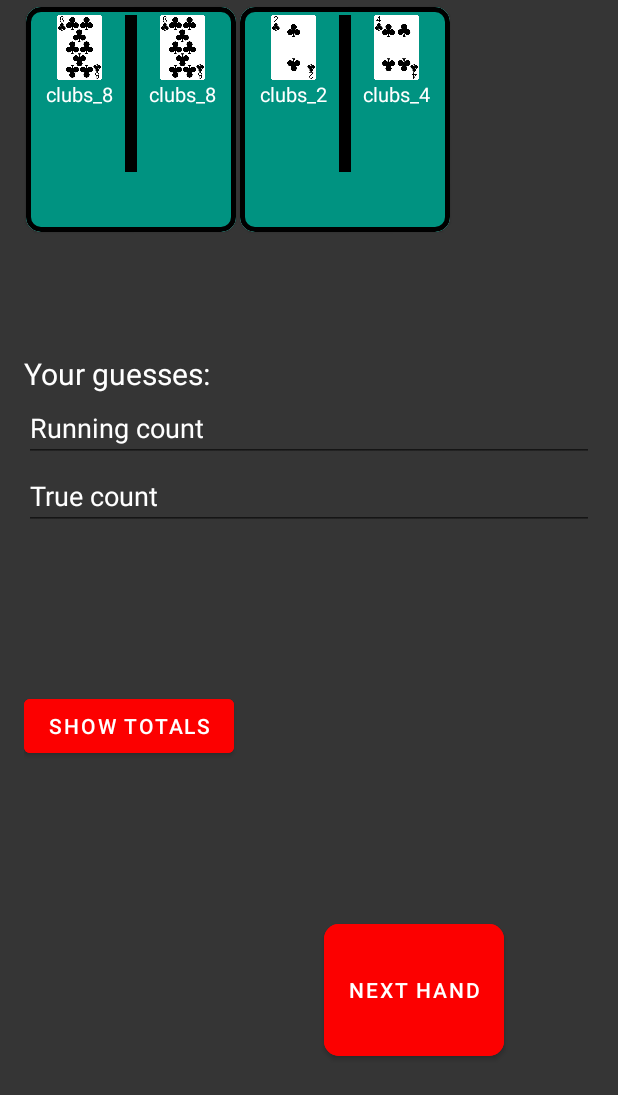
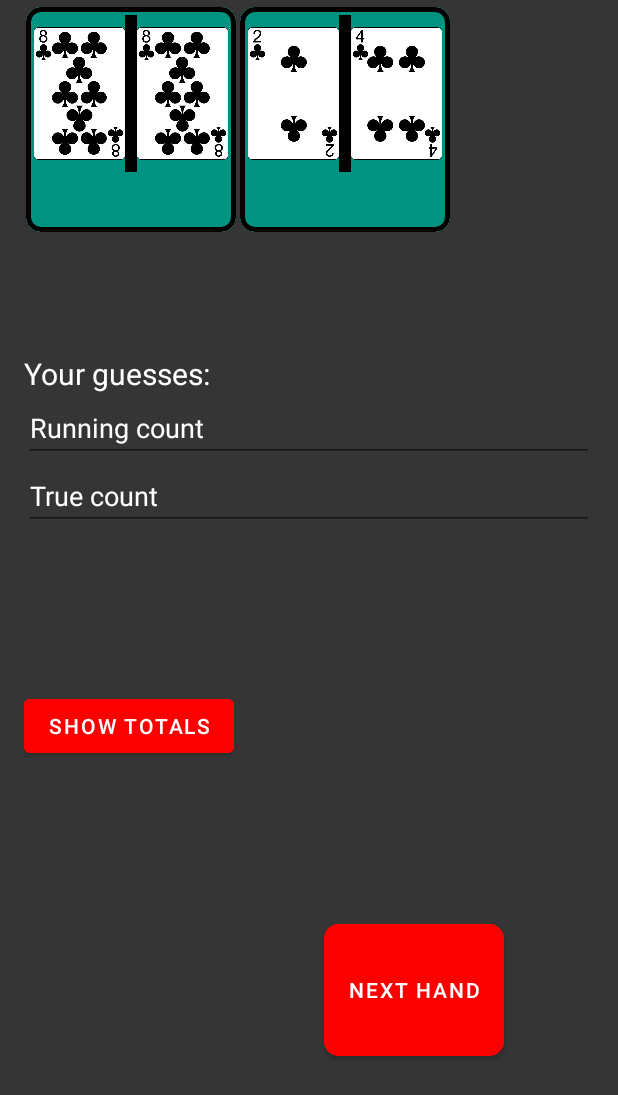
Before and after one commit to scappworks/CountMeIn, an Android app: the screen it shows after launch (GameActivity), after a tap on "PLAY", on a phone screen of 412 x 824 dp. Shown: the top 1095 px of the screen. Run offline under Robolectric (Android 15) with nearby library versions, the phone set to English and light mode, and no system bars.

Commit message:
correct capitalization issue that was breaking the logic of running count by not recognizing the face cards in GameVariables.kt. remove unused text in recyclerview adapter. change player hand layout

```diff
--- a/app/src/main/java/com/scappworks/countmein/handsrecyclerview/HandsRecyclerViewAdapter.kt
+++ b/app/src/main/java/com/scappworks/countmein/handsrecyclerview/HandsRecyclerViewAdapter.kt
@@ -23,9 +23,7 @@ class HandsAdapter(private val context: Context, handsList: List<GameVariables.P
 
     override fun onBindViewHolder(holder: ViewHolder, position: Int) {
         val model: GameVariables.PlayerHand = handsModelList[position]
-        holder.firstCardNumber.text = model.firstCard
         holder.firstCardImage.setImageResource(model.firstCardImage)
-        holder.secondCardNumber.text = model.secondCard
         holder.secondCardImage.setImageResource(model.secondCardImage)
         holder.runningCount.text = model.handCount.toString()
 
@@ -46,16 +44,12 @@ class HandsAdapter(private val context: Context, handsList: List<GameVariables.P
     // View holder class for initializing of your views
     @SuppressLint("CutPasteId")
     class ViewHolder(itemView: View) : RecyclerView.ViewHolder(itemView) {
-        val firstCardNumber: TextView
         val firstCardImage: ImageView
-        val secondCardNumber: TextView
         val secondCardImage: ImageView
         val runningCount: TextView
 
         init {
-            firstCardNumber = itemView.findViewById(R.id.first_card_number_view)
             firstCardImage = itemView.findViewById(R.id.first_card_image)
-            secondCardNumber = itemView.findViewById(R.id.second_card_number_view)
             secondCardImage = itemView.findViewById(R.id.second_card_image)
             runningCount = itemView.findViewById(R.id.running_count)
         }
--- a/app/src/main/java/com/scappworks/countmein/variables/GameVariables.kt
+++ b/app/src/main/java/com/scappworks/countmein/variables/GameVariables.kt
@@ -25,7 +25,7 @@ data class GameVariables(val playerCount:Int, var deckCount:Int) {
         private fun doHandCount(cardOne: String, cardTwo: String) : Int {
             var currentCount = 0
             val cardsArray = arrayOf(cardOne, cardTwo)
-            val minusArray = arrayOf("10", "Jack", "Queen", "King", "Ace")
+            val minusArray = arrayOf("10", "jack", "queen", "king", "ace")
 
             cardsArray.forEach {
                 for (i in 2..6) {
@@ -36,6 +36,7 @@ data class GameVariables(val playerCount:Int, var deckCount:Int) {
 
                 minusArray.forEach { ten ->
                     if (it.contains(ten)) {
+                        Log.i("YAR", ten)
                         currentCount--
                     }
                 }
--- a/app/src/main/res/layout/hand_player.xml
+++ b/app/src/main/res/layout/hand_player.xml
@@ -24,7 +24,8 @@
             app:layout_constraintLeft_toLeftOf="parent"
             app:layout_constraintRight_toLeftOf="@id/divider"
             app:layout_constraintTop_toTopOf="parent"
-            app:layout_constraintBottom_toTopOf="@+id/first_card_number_view" />
+            app:layout_constraintBottom_toBottomOf="@+id/divider"
+            android:contentDescription="@string/first_card_image" />
 
         <ImageView
             android:id="@+id/second_card_image"
@@ -35,38 +36,8 @@
             app:layout_constraintRight_toRightOf="parent"
             app:layout_constraintLeft_toRightOf="@id/divider"
             app:layout_constraintTop_toTopOf="parent"
-            app:layout_constraintBottom_toTopOf="@+id/second_card_number_view" />
-
-
-        <TextView
-            android:id="@+id/first_card_number_view"
-            android:layout_width="0dp"
-            android:maxWidth="20dp"
-            android:layout_height="wrap_content"
-            android:text="@string/placeholder"
-            android:textSize="13sp"
-            android:textAlignment="center"
-            android:gravity="center_horizontal"
-            app:layout_constraintLeft_toLeftOf="parent"
-            app:layout_constraintRight_toLeftOf="@id/divider"
-            app:layout_constraintTop_toTopOf="parent"
             app:layout_constraintBottom_toBottomOf="@+id/divider"
-            android:background="@color/text_background"/>
-
-        <TextView
-            android:id="@+id/second_card_number_view"
-            android:layout_width="0dp"
-            android:maxWidth="20dp"
-            android:layout_height="wrap_content"
-            android:text="@string/placeholder"
-            android:textSize="13sp"
-            android:textAlignment="center"
-            android:gravity="center_horizontal"
-            app:layout_constraintLeft_toRightOf="@id/divider"
-            app:layout_constraintRight_toRightOf="parent"
-            app:layout_constraintTop_toTopOf="parent"
-            app:layout_constraintBottom_toBottomOf="@+id/divider"
-            android:background="@color/text_background"/>
+            android:contentDescription="@string/second_card_image" />
 
         <TextView
             android:id="@+id/divider"
--- a/app/src/main/res/values/strings.xml
+++ b/app/src/main/res/values/strings.xml
@@ -30,6 +30,8 @@
     </string>
     <string name="your_guesses">Your guesses:</string>
     <string name="placeholder">hold</string>
+    <string name="first_card_image">first_card_image</string>
+    <string name="second_card_image">second_card_image</string>
     <string-array name="running_count_formula">
         <item>Start at 0</item>
         <item>2–6 = +1</item>
```
